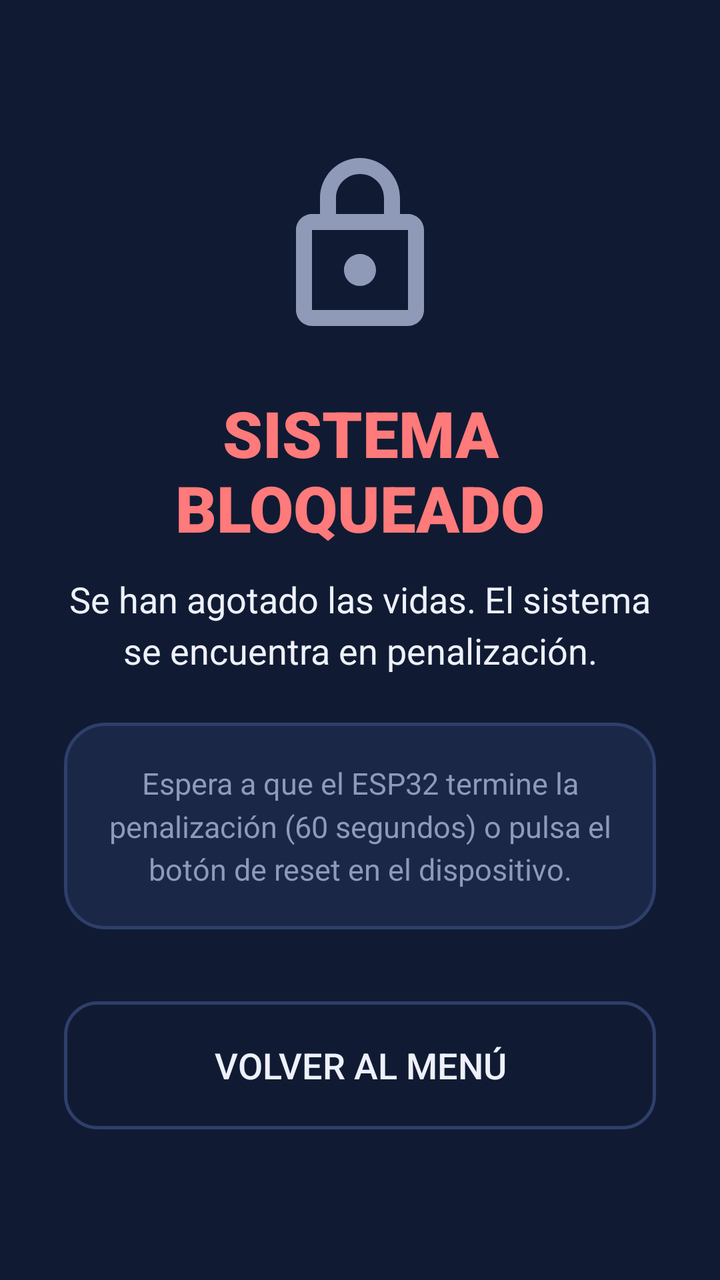
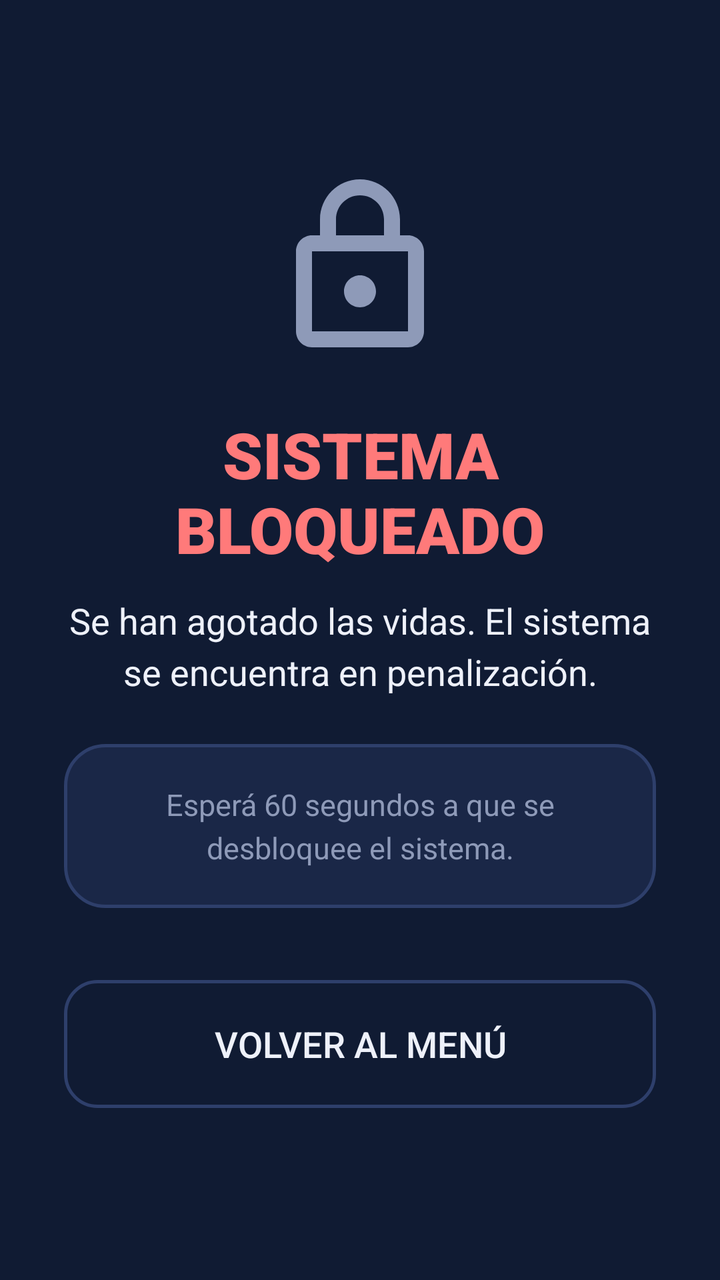

Screens rendered from an Android XML layout before and after an edit, with the pre-edit source and the edit as a unified diff.
<!-- AndroidManifest.xml: application theme Theme.EscapeRoom -->
<!-- res/layout/activity_game_status.xml -->
<?xml version="1.0" encoding="utf-8"?>
<ScrollView xmlns:android="http://schemas.android.com/apk/res/android"
    android:layout_width="match_parent"
    android:layout_height="match_parent"
    android:background="@color/ink"
    android:fillViewport="true">

    <LinearLayout
        android:layout_width="match_parent"
        android:layout_height="wrap_content"
        android:gravity="center"
        android:orientation="vertical"
        android:padding="32dp">

        <ImageView
            android:id="@+id/statusIcon"
            android:layout_width="96dp"
            android:layout_height="96dp"
            android:importantForAccessibility="no"
            android:src="@drawable/ic_lock_closed" />

        <TextView
            android:id="@+id/statusTitle"
            android:layout_width="wrap_content"
            android:layout_height="wrap_content"
            android:layout_marginTop="24dp"
            android:fontFamily="sans-serif-black"
            android:gravity="center"
            android:text="SISTEMA BLOQUEADO"
            android:textColor="@color/result_lose"
            android:textSize="32sp" />

        <TextView
            android:id="@+id/statusSubtitle"
            android:layout_width="wrap_content"
            android:layout_height="wrap_content"
            android:layout_marginTop="12dp"
            android:gravity="center"
            android:lineSpacingMultiplier="1.2"
            android:text="Se han agotado las vidas. El sistema se encuentra en penalización."
            android:textColor="@color/text_primary"
            android:textSize="18sp" />

        <TextView
            android:id="@+id/statusHint"
            android:layout_width="match_parent"
            android:layout_height="wrap_content"
            android:layout_marginTop="24dp"
            android:background="@drawable/bg_panel"
            android:gravity="center"
            android:lineSpacingMultiplier="1.2"
            android:padding="20dp"
            android:text="Espera a que el ESP32 termine la penalización (60 segundos) o pulsa el botón de reset en el dispositivo."
            android:textColor="@color/text_muted"
            android:textSize="15sp" />

        <Button
            android:id="@+id/btnStatusAction"
            android:layout_width="match_parent"
            android:layout_height="64dp"
            android:layout_marginTop="36dp"
            android:background="@drawable/bg_button_outline"
            android:fontFamily="sans-serif-medium"
            android:text="Volver al menú"
            android:textColor="@color/text_primary"
            android:textSize="18sp" />

    </LinearLayout>
</ScrollView>
<!-- resources referenced by this layout -->
<resources>
  <color name="ink">#101B33</color>
  <color name="result_lose">#FF7A7A</color>
  <color name="text_muted">#8E9AB8</color>
  <color name="text_primary">#EEF1FA</color>
  <!-- drawable bg_button_outline (drawable) -->
  <?xml version="1.0" encoding="utf-8"?>
  <ripple xmlns:android="http://schemas.android.com/apk/res/android"
      android:color="@color/ripple">
      <item>
          <shape android:shape="rectangle">
              <stroke android:width="1.5dp" android:color="@color/board_line" />
              <corners android:radius="16dp" />
          </shape>
      </item>
  </ripple>
  <!-- drawable bg_panel (drawable) -->
  <?xml version="1.0" encoding="utf-8"?>
  <shape xmlns:android="http://schemas.android.com/apk/res/android"
      android:shape="rectangle">
      <solid android:color="@color/board" />
      <stroke android:width="1.5dp" android:color="@color/board_line" />
      <corners android:radius="20dp" />
  </shape>
  <!-- drawable ic_lock_closed (drawable) -->
  <?xml version="1.0" encoding="utf-8"?>
  <vector xmlns:android="http://schemas.android.com/apk/res/android"
      android:width="24dp"
      android:height="24dp"
      android:viewportWidth="24"
      android:viewportHeight="24">
      <path
          android:fillColor="#8E9AB8"
          android:pathData="M18,8h-1V6c0,-2.76 -2.24,-5 -5,-5S7,3.24 7,6v2H6c-1.1,0 -2,0.9 -2,2v10c0,1.1 0.9,2 2,2h12c1.1,0 2,-0.9 2,-2V10c0,-1.1 -0.9,-2 -2,-2zM9,6c0,-1.66 1.34,-3 3,-3s3,1.34 3,3v2H9V6zm9,14H6V10h12v10zm-6,-3c1.1,0 2,-0.9 2,-2s-0.9,-2 -2,-2 -2,0.9 -2,2 0.9,2 2,2z" />
  </vector>
  <style name="Theme.EscapeRoom" parent="Theme.AppCompat.NoActionBar">
          <item name="android:windowBackground">@color/ink</item>
          <item name="android:statusBarColor">@color/ink</item>
          <item name="android:navigationBarColor">@color/ink</item>
          <item name="android:textColor">@color/text_primary</item>
      </style>
  <color name="ripple">#33FFFFFF</color>
  <color name="board_line">#2E3F6B</color>
  <color name="board">#1A2747</color>
</resources>

<!-- the commit's change to res/layout/activity_game_status.xml (unified diff, before → after) -->
@@ -50,7 +50,7 @@
             android:gravity="center"
             android:lineSpacingMultiplier="1.2"
             android:padding="20dp"
-            android:text="Espera a que el ESP32 termine la penalización (60 segundos) o pulsa el botón de reset en el dispositivo."
+            android:text="Esperá 60 segundos a que se desbloquee el sistema."
             android:textColor="@color/text_muted"
             android:textSize="15sp" />
 
